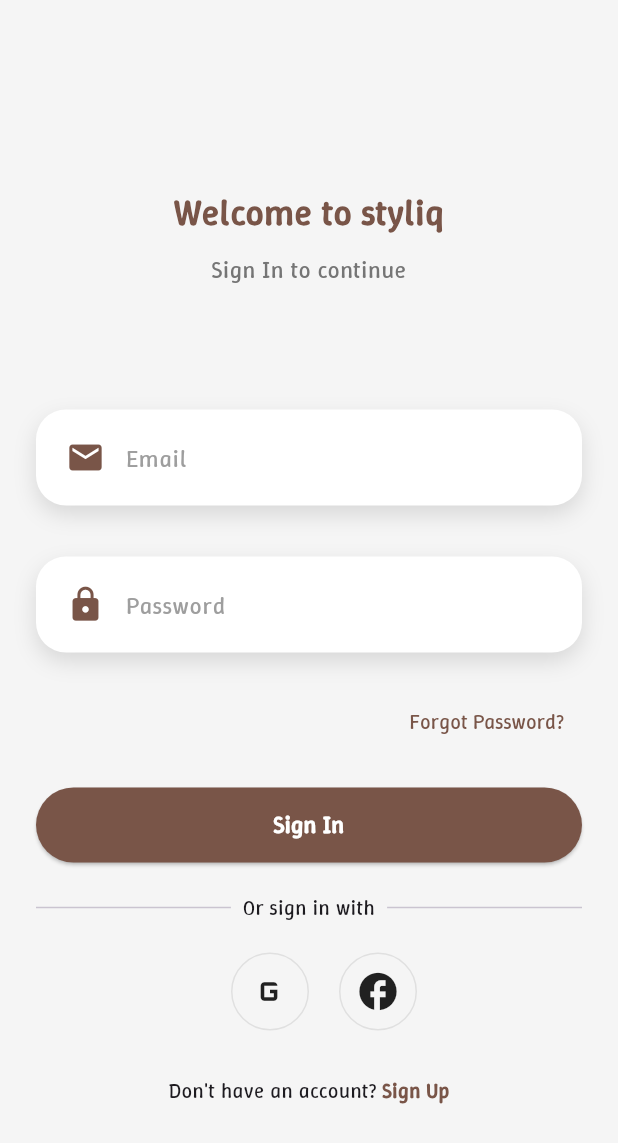
After one commit to yazan0011/E-commerce, a Flutter app: the SignInView screen opened by its route, on a phone screen of 412 x 824 dp. The commit adds this screen. Shown: the top 1143 px of the screen. Run offline on Flutter 3.47's test engine with Material 3 defaults, Android fonts, the phone set to English and light mode, and no system bars; our stand-ins replace carousel_slider, get, smooth_page_indicator.

```diff
--- a/lib/app/modules/onboarding/onboarding_view.dart
+++ b/lib/app/modules/onboarding/onboarding_view.dart
@@ -1,4 +1,5 @@
-import 'package:e_co/app/modules/login/login_view.dart';
+import 'package:e_co/app/modules/signIn/signIn_binding.dart';
+import 'package:e_co/app/modules/signIn/signIn_view.dart';
 import 'package:e_co/app/utils/constants.dart';
 import 'package:flutter/material.dart';
 import 'package:get/get.dart';
@@ -176,7 +177,7 @@ class _OnboardingViewState extends State<OnboardingView> {
               child: ElevatedButton(
                 onPressed: () {
                   if (onLastPage) {
-                    Get.to(() => LoginView());
+                    Get.to(() => SignInView(), binding: SignInBinding());
                   } else {
                     _controller.nextPage(
                       duration: const Duration(milliseconds: 400),
--- /dev/null
+++ b/lib/app/modules/signIn/signIn_binding.dart
@@ -0,0 +1,9 @@
+import 'package:e_co/app/modules/signIn/signIn_controller.dart';
+import 'package:get/get.dart';
+
+class SignInBinding extends Bindings {
+  @override
+  void dependencies() {
+    Get.lazyPut<SignInController>(() => SignInController());
+  }
+}
--- a/lib/app/modules/login/login_controller.dart
+++ b/lib/app/modules/signIn/signIn_controller.dart
@@ -1,7 +1,7 @@
 import 'package:flutter/material.dart';
 import 'package:get/get.dart';
 
-class AuthController extends GetxController {
+class SignInController extends GetxController {
   final emailController = TextEditingController();
   final passwordController = TextEditingController();
   var isPasswordHidden = true.obs;
--- /dev/null
+++ b/lib/app/modules/signIn/signIn_view.dart
@@ -0,0 +1,143 @@
+import 'package:e_co/app/modules/home/home_binding.dart';
+import 'package:e_co/app/modules/home/home_view.dart';
+import 'package:e_co/app/modules/signIn/signIn_controller.dart';
+import 'package:e_co/app/modules/signUp/signUp_binding.dart';
+import 'package:e_co/app/modules/signUp/signUp_view.dart';
+import 'package:e_co/widgets/publicW/elevated_button.dart';
+import 'package:e_co/widgets/publicW/text_feild.dart';
+import 'package:flutter/material.dart';
+import 'package:get/get.dart';
+import 'package:e_co/app/utils/constants.dart';
+
+class SignInView extends StatelessWidget {
+  SignInView({Key? key}) : super(key: key);
+
+  final SignInController controller = Get.find();
+
+  @override
+  Widget build(BuildContext context) {
+    return Scaffold(
+      backgroundColor: AppColors.background,
+      body: SafeArea(
+        child: Padding(
+          padding: const EdgeInsets.all(24.0),
+          child: SingleChildScrollView(
+            child: Column(
+              children: [
+                const SizedBox(height: 100),
+                Text(
+                  "Welcome to styliq",
+                  style: TextStyle(
+                    fontSize: 24,
+                    fontWeight: FontWeight.bold,
+                    color: AppColors.primary,
+                  ),
+                  textAlign: TextAlign.center,
+                ),
+                const SizedBox(height: 10),
+                Text(
+                  "Sign In to continue",
+                  style: TextStyle(color: Colors.grey[600], fontSize: 16),
+                ),
+                const SizedBox(height: 70),
+                CustomTextField(
+                  hintText: "Email",
+                  controller: controller.emailController,
+                  keyboardType: TextInputType.emailAddress,
+                  icon: Icons.email,
+                ),
+                const SizedBox(height: 10),
+                CustomTextField(
+                  hintText: "Password",
+                  controller: controller.passwordController,
+                  obscureText: true,
+                  icon: Icons.lock,
+                ),
+                const SizedBox(height: 10),
+                Align(
+                  alignment: Alignment.centerRight,
+                  child: TextButton(
+                    onPressed: () {},
+                    child: Text(
+                      "Forgot Password?",
+                      style: TextStyle(color: AppColors.primary),
+                    ),
+                  ),
+                ),
+                const SizedBox(height: 20),
+                CustomElevatedButton(
+                  text: "Sign In",
+                  onPressed: () {
+                    Get.to(HomeView(), binding: HomeBinding());
+                  },
+                ),
+                const SizedBox(height: 20),
+                Row(
+                  children: const [
+                    Expanded(child: Divider(thickness: 1)),
+                    Padding(
+                      padding: EdgeInsets.symmetric(horizontal: 8.0),
+                      child: Text("Or sign in with"),
+                    ),
+                    Expanded(child: Divider(thickness: 1)),
+                  ],
+                ),
+                const SizedBox(height: 20),
+                Row(
+                  mainAxisAlignment: MainAxisAlignment.center,
+                  children: [
+                    const SizedBox(width: 20),
+                    socialButton(
+                      icon: Icons.g_mobiledata,
+                    ),
+                    const SizedBox(width: 20),
+                    socialButton(
+                      icon: Icons.facebook,
+                    ),
+                  ],
+                ),
+                const SizedBox(height: 30),
+                Row(
+                  mainAxisAlignment: MainAxisAlignment.center,
+                  children: [
+                    const Text("Don't have an account? "),
+                    GestureDetector(
+                      onTap: () {
+                        Get.to(() => SignUpView(), binding: SignUpBinding());
+                      },
+                      child: Text(
+                        "Sign Up",
+                        style: TextStyle(
+                          color: AppColors.primary,
+                          fontWeight: FontWeight.bold,
+                        ),
+                      ),
+                    ),
+                  ],
+                )
+              ],
+            ),
+          ),
+        ),
+      ),
+    );
+  }
+}
+
+class socialButton extends StatelessWidget {
+  final IconData icon;
+
+  const socialButton({super.key, required this.icon});
+
+  @override
+  Widget build(BuildContext context) {
+    return Container(
+      padding: const EdgeInsets.all(10),
+      decoration: BoxDecoration(
+        shape: BoxShape.circle,
+        border: Border.all(color: Colors.grey.shade300),
+      ),
+      child: Icon(icon, size: 30),
+    );
+  }
+}
--- /dev/null
+++ b/lib/app/modules/signUp/signUp_binding.dart
@@ -0,0 +1,9 @@
+import 'package:e_co/app/modules/signUp/signUp_controller.dart';
+import 'package:get/get.dart';
+
+class SignUpBinding extends Bindings {
+  @override
+  void dependencies() {
+    Get.lazyPut<SignUpController>(() => SignUpController());
+  }
+}
--- /dev/null
+++ b/lib/app/modules/signUp/signUp_controller.dart
@@ -0,0 +1,16 @@
+import 'package:flutter/material.dart';
+import 'package:get/get.dart';
+
+class SignUpController extends GetxController {
+  final emailController = TextEditingController();
+  final passwordController = TextEditingController();
+  final confirmPasswordController = TextEditingController();
+
+  @override
+  void onClose() {
+    emailController.dispose();
+    passwordController.dispose();
+    confirmPasswordController.dispose();
+    super.onClose();
+  }
+}
--- a/lib/app/routes/app_pages.dart
+++ b/lib/app/routes/app_pages.dart
@@ -1,4 +1,7 @@
-import 'package:e_co/app/modules/login/login_view.dart';
+import 'package:e_co/app/modules/signIn/signIn_binding.dart';
+import 'package:e_co/app/modules/signIn/signIn_view.dart';
+import 'package:e_co/app/modules/signUp/signUp_binding.dart';
+import 'package:e_co/app/modules/signUp/signUp_view.dart';
 import 'package:e_co/app/modules/wishlist/wishlist_binding.dart';
 import 'package:e_co/app/modules/wishlist/wishlist_view.dart';
 import 'package:get/get.dart';
@@ -27,8 +30,12 @@ class AppPages {
       binding: WishlistBinding(),
     ),
     GetPage(
-      name: Routes.login,
-      page: () => LoginView(),
-    ),
+        name: Routes.signIn,
+        page: () => SignInView(),
+        binding: SignInBinding()),
+    GetPage(
+        name: Routes.signUp,
+        page: () => SignUpView(),
+        binding: SignUpBinding()),
   ];
 }
--- a/lib/app/routes/app_routes.dart
+++ b/lib/app/routes/app_routes.dart
@@ -5,5 +5,6 @@ abstract class Routes {
   static const home = '/home';
   static const detaiLs = '/details';
   static const wishlist = '/wishlist';
-  static const login = '/login';
+  static const signIn = '/login';
+  static const signUp = '/register';
 }
```
Also changed, not shown: lib/app/modules/signUp/signUp_view.dart (renamed from lib/app/modules/login/login_view.dart, +29 -40 lines).
